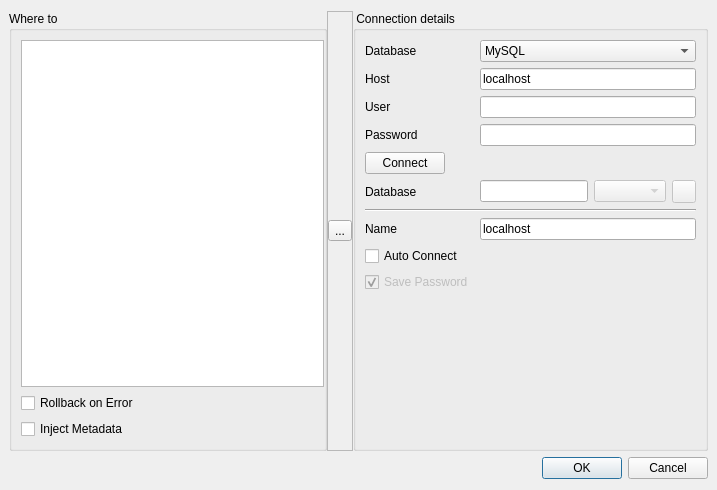
Above: InjectSqlDialog.ui from fritzone/ddm before the change. Below: the same form after it.
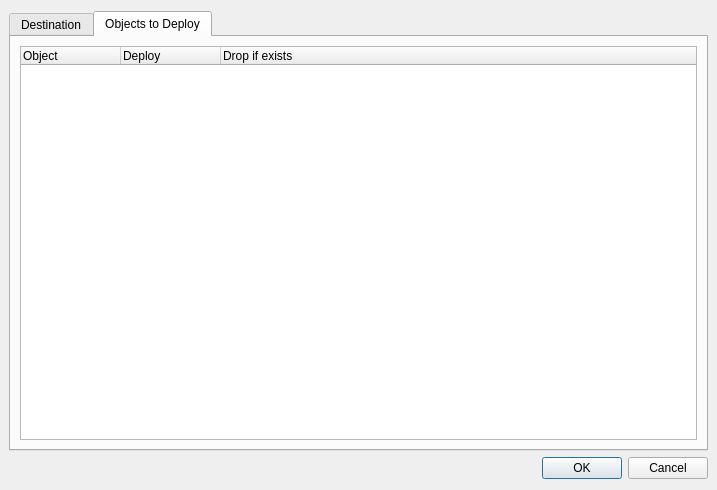
That is the form after the change. The open tabs and pages were chosen to show the change. Icons and pictures are not drawn.

```diff
--- a/InjectSqlDialog.ui
+++ b/InjectSqlDialog.ui
@@ -24,6 +24,11 @@
     <number>9</number>
    </property>
    <item>
+    <widget class="QTabWidget" name="tabWidget">
+     <widget class="QWidget" name="Page1" native="true">
+      <attribute name="title">
+       <string>Destination</string>
+      </attribute>
     <layout class="QHBoxLayout" name="horizontalLayout">
      <property name="spacing">
       <number>0</number>
@@ -278,6 +283,55 @@
       </widget>
      </item>
     </layout>
+     </widget>
+     <widget class="QWidget" name="tab">
+      <attribute name="title">
+       <string>Objects to Deploy</string>
+      </attribute>
+      <layout class="QVBoxLayout" name="verticalLayout">
+       <item>
+        <widget class="QTreeWidget" name="treeObjectsToDeploy">
+         <property name="alternatingRowColors">
+          <bool>true</bool>
+         </property>
+         <property name="uniformRowHeights">
+          <bool>true</bool>
+         </property>
+         <property name="animated">
+          <bool>true</bool>
+         </property>
+         <property name="headerHidden">
+          <bool>false</bool>
+         </property>
+         <property name="columnCount">
+          <number>3</number>
+         </property>
+         <attribute name="headerCascadingSectionResizes">
+          <bool>true</bool>
+         </attribute>
+         <attribute name="headerHighlightSections">
+          <bool>true</bool>
+         </attribute>
+         <column>
+          <property name="text">
+           <string>Object</string>
+          </property>
+         </column>
+         <column>
+          <property name="text">
+           <string>Deploy</string>
+          </property>
+         </column>
+         <column>
+          <property name="text">
+           <string>Drop if exists</string>
+          </property>
+         </column>
+        </widget>
+       </item>
+      </layout>
+     </widget>
+    </widget>
    </item>
    <item>
     <widget class="QDialogButtonBox" name="buttonBox">
```
Left out of the diff: 94 changed lines with no effect on the pictures. Lines whose indentation alone changed are shown as unchanged.
